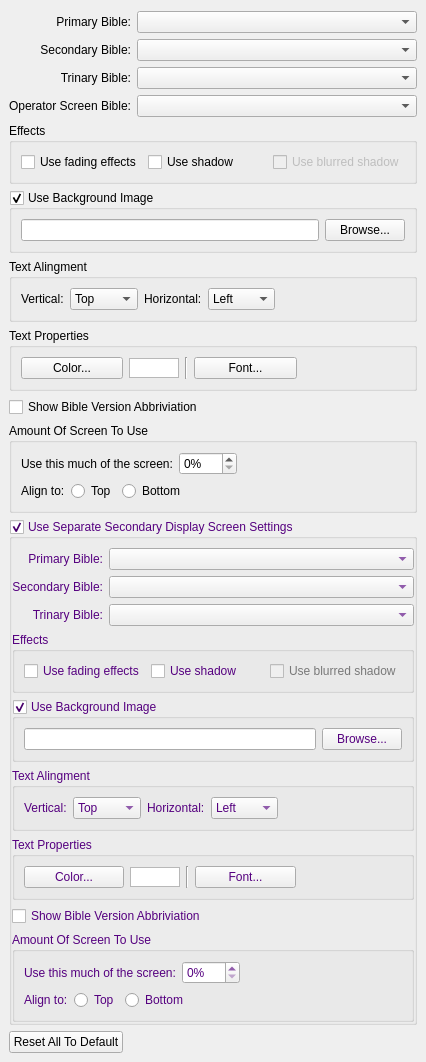
Before: the Qt Designer form src/biblesettingwidget.ui in SoftProjector/src, drawn with Qt 5.
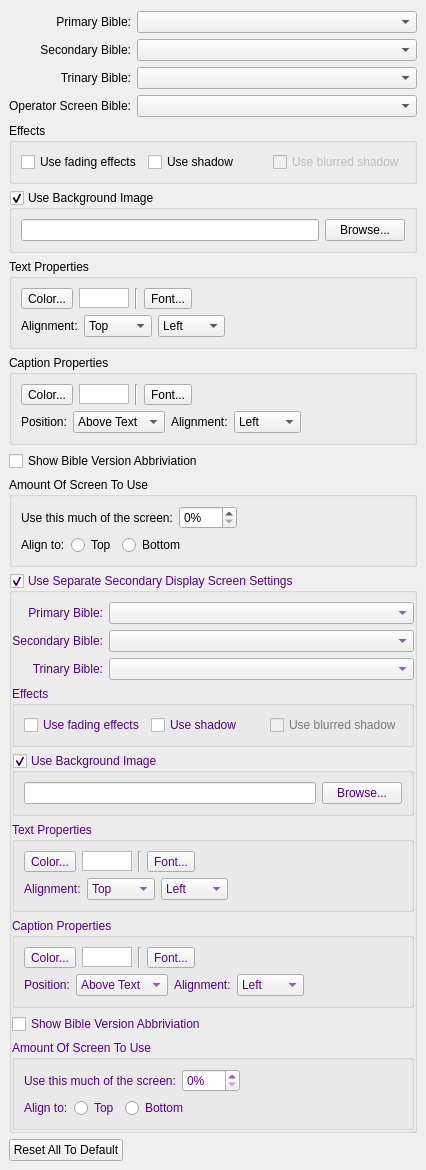
After: the same form once the commit is applied.

Commit message: Added new features to bible and songs Bible: font,color,location for caption Song: font,color,location for song info Song: font,color,type for song ending

The edit to the form file:
```diff
--- a/src/biblesettingwidget.ui
+++ b/src/biblesettingwidget.ui
@@ -7,7 +7,7 @@
     <x>0</x>
     <y>0</y>
     <width>426</width>
-    <height>969</height>
+    <height>1111</height>
    </rect>
   </property>
   <property name="windowTitle">
@@ -178,88 +178,16 @@
      </layout>
     </widget>
    </item>
-   <item>
-    <widget class="QGroupBox" name="groupBoxTextAlingment">
-     <property name="title">
-      <string>Text Alingment</string>
-     </property>
-     <layout class="QHBoxLayout" name="horizontalLayout_9">
-      <item>
-       <widget class="QLabel" name="labelVertical">
-        <property name="text">
-         <string>Vertical:</string>
-        </property>
-       </widget>
-      </item>
-      <item>
-       <widget class="QComboBox" name="comboBoxVerticalAling">
-        <item>
-         <property name="text">
-          <string>Top</string>
-         </property>
-        </item>
-        <item>
-         <property name="text">
-          <string>Middle</string>
-         </property>
-        </item>
-        <item>
-         <property name="text">
-          <string>Bottom</string>
-         </property>
-        </item>
-       </widget>
-      </item>
-      <item>
-       <widget class="QLabel" name="labelHorizontal">
-        <property name="text">
-         <string>Horizontal:</string>
-        </property>
-       </widget>
-      </item>
-      <item>
-       <widget class="QComboBox" name="comboBoxHorizontalAling">
-        <item>
-         <property name="text">
-          <string>Left</string>
-         </property>
-        </item>
-        <item>
-         <property name="text">
-          <string>Center</string>
-         </property>
-        </item>
-        <item>
-         <property name="text">
-          <string>Right</string>
-         </property>
-        </item>
-       </widget>
-      </item>
-      <item>
-       <spacer name="horizontalSpacer_5">
-        <property name="orientation">
-         <enum>Qt::Horizontal</enum>
-        </property>
-        <property name="sizeHint" stdset="0">
-         <size>
-          <width>152</width>
-          <height>20</height>
-         </size>
-        </property>
-       </spacer>
-      </item>
-     </layout>
-    </widget>
-   </item>
    <item>
     <widget class="QGroupBox" name="groupBoxTextProperties">
      <property name="title">
       <string>Text Properties</string>
      </property>
+     <layout class="QVBoxLayout" name="verticalLayout_3">
+      <item>
      <layout class="QHBoxLayout" name="horizontalLayout_6">
       <item>
-       <widget class="QPushButton" name="buttonTextColor">
+         <widget class="QToolButton" name="toolButtonTextColor">
         <property name="text">
          <string>Color...</string>
         </property>
@@ -295,7 +223,7 @@
        </widget>
       </item>
       <item>
-       <widget class="QPushButton" name="buttonFont">
+         <widget class="QToolButton" name="toolButtonTextFont">
         <property name="text">
          <string>Font...</string>
         </property>
@@ -315,6 +243,203 @@
        </widget>
       </item>
      </layout>
+      </item>
+      <item>
+       <layout class="QHBoxLayout" name="horizontalLayout_14">
+        <item>
+         <widget class="QLabel" name="labelTextAlign">
+          <property name="text">
+           <string>Alignment:</string>
+          </property>
+         </widget>
+        </item>
+        <item>
+         <widget class="QComboBox" name="comboBoxVerticalAling">
+          <item>
+           <property name="text">
+            <string>Top</string>
+           </property>
+          </item>
+          <item>
+           <property name="text">
+            <string>Middle</string>
+           </property>
+          </item>
+          <item>
+           <property name="text">
+            <string>Bottom</string>
+           </property>
+          </item>
+         </widget>
+        </item>
+        <item>
+         <widget class="QComboBox" name="comboBoxHorizontalAling">
+          <item>
+           <property name="text">
+            <string>Left</string>
+           </property>
+          </item>
+          <item>
+           <property name="text">
+            <string>Center</string>
+           </property>
+          </item>
+          <item>
+           <property name="text">
+            <string>Right</string>
+           </property>
+          </item>
+         </widget>
+        </item>
+        <item>
+         <spacer name="horizontalSpacer_8">
+          <property name="orientation">
+           <enum>Qt::Horizontal</enum>
+          </property>
+          <property name="sizeHint" stdset="0">
+           <size>
+            <width>40</width>
+            <height>20</height>
+           </size>
+          </property>
+         </spacer>
+        </item>
+       </layout>
+      </item>
+     </layout>
+    </widget>
+   </item>
+   <item>
+    <widget class="QGroupBox" name="groupBoxCaptionProperties">
+     <property name="title">
+      <string>Caption Properties</string>
+     </property>
+     <layout class="QVBoxLayout" name="verticalLayout_4">
+      <item>
+       <layout class="QHBoxLayout" name="horizontalLayout_9">
+        <item>
+         <widget class="QToolButton" name="toolButtonCaptionColor">
+          <property name="text">
+           <string>Color...</string>
+          </property>
+         </widget>
+        </item>
+        <item>
+         <widget class="QGraphicsView" name="graphicViewCaptionColor">
+          <property name="sizePolicy">
+           <sizepolicy hsizetype="Fixed" vsizetype="Fixed">
+            <horstretch>0</horstretch>
+            <verstretch>0</verstretch>
+           </sizepolicy>
+          </property>
+          <property name="minimumSize">
+           <size>
+            <width>50</width>
+            <height>20</height>
+           </size>
+          </property>
+          <property name="maximumSize">
+           <size>
+            <width>50</width>
+            <height>20</height>
+           </size>
+          </property>
+         </widget>
+        </item>
+        <item>
+         <widget class="Line" name="line_2">
+          <property name="orientation">
+           <enum>Qt::Vertical</enum>
+          </property>
+         </widget>
+        </item>
+        <item>
+         <widget class="QToolButton" name="toolButtonCaptionFont">
+          <property name="text">
+           <string>Font...</string>
+          </property>
+         </widget>
+        </item>
+        <item>
+         <widget class="QLabel" name="labelFontCaption">
+          <property name="sizePolicy">
+           <sizepolicy hsizetype="Minimum" vsizetype="Preferred">
+            <horstretch>0</horstretch>
+            <verstretch>0</verstretch>
+           </sizepolicy>
+          </property>
+          <property name="wordWrap">
+           <bool>true</bool>
+          </property>
+         </widget>
+        </item>
+       </layout>
+      </item>
+      <item>
+       <layout class="QHBoxLayout" name="horizontalLayout_15">
+        <item>
+         <widget class="QLabel" name="labelPosition">
+          <property name="text">
+           <string>Position:</string>
+          </property>
+         </widget>
+        </item>
+        <item>
+         <widget class="QComboBox" name="comboBoxCaptionPosition">
+          <item>
+           <property name="text">
+            <string>Above Text</string>
+           </property>
+          </item>
+          <item>
+           <property name="text">
+            <string>Below Text</string>
+           </property>
+          </item>
+         </widget>
+        </item>
+        <item>
+         <widget class="QLabel" name="labelCaptionAlign">
+          <property name="text">
+           <string>Alignment:</string>
+          </property>
+         </widget>
+        </item>
+        <item>
+         <widget class="QComboBox" name="comboBoxCaptionAlign">
+          <item>
+           <property name="text">
+            <string>Left</string>
+           </property>
+          </item>
+          <item>
+           <property name="text">
+            <string>Center</string>
+           </property>
+          </item>
+          <item>
+           <property name="text">
+            <string>Right</string>
+           </property>
+          </item>
+         </widget>
+        </item>
+        <item>
+         <spacer name="horizontalSpacer_5">
+          <property name="orientation">
+           <enum>Qt::Horizontal</enum>
+          </property>
+          <property name="sizeHint" stdset="0">
+           <size>
+            <width>40</width>
+            <height>20</height>
+           </size>
+          </property>
+         </spacer>
+        </item>
+       </layout>
+      </item>
+     </layout>
     </widget>
    </item>
    <item>
@@ -761,117 +886,6 @@
         </layout>
        </widget>
       </item>
-      <item>
-       <widget class="QGroupBox" name="groupBoxTextAlingment2">
-        <property name="palette">
-         <palette>
-          <active>
-           <colorrole role="WindowText">
-            <brush brushstyle="SolidPattern">
-             <color alpha="255">
-              <red>85</red>
-              <green>0</green>
-              <blue>127</blue>
-             </color>
-            </brush>
-           </colorrole>
-          </active>
-          <inactive>
-           <colorrole role="WindowText">
-            <brush brushstyle="SolidPattern">
-             <color alpha="255">
-              <red>85</red>
-              <green>0</green>
-              <blue>127</blue>
-             </color>
-            </brush>
-           </colorrole>
-          </inactive>
-          <disabled>
-           <colorrole role="WindowText">
-            <brush brushstyle="SolidPattern">
-             <color alpha="255">
-              <red>120</red>
-              <green>120</green>
-              <blue>120</blue>
-             </color>
-            </brush>
-           </colorrole>
-          </disabled>
-         </palette>
-        </property>
-        <property name="title">
-         <string>Text Alingment</string>
-        </property>
-        <layout class="QHBoxLayout" name="horizontalLayout_10">
-         <item>
-          <widget class="QLabel" name="labelVertical2">
-           <property name="text">
-            <string>Vertical:</string>
-           </property>
-          </widget>
-         </item>
-         <item>
-          <widget class="QComboBox" name="comboBoxVerticalAling2">
-           <item>
-            <property name="text">
-             <string>Top</string>
-            </property>
-           </item>
-           <item>
-            <property name="text">
-             <string>Middle</string>
-            </property>
-           </item>
-           <item>
-            <property name="text">
-             <string>Bottom</string>
-            </property>
-           </item>
-          </widget>
-         </item>
-         <item>
-          <widget class="QLabel" name="labelHorizontal2">
-           <property name="text">
-            <string>Horizontal:</string>
-           </property>
-          </widget>
-         </item>
-         <item>
-          <widget class="QComboBox" name="comboBoxHorizontalAling2">
-           <item>
-            <property name="text">
-             <string>Left</string>
-            </property>
-           </item>
-           <item>
-            <property name="text">
-             <string>Center</string>
-            </property>
-           </item>
-           <item>
-            <property name="text">
-             <string>Right</string>
-            </property>
-           </item>
-          </widget>
-         </item>
-         <item>
-          <spacer name="horizontalSpacer_6">
-           <property name="orientation">
-            <enum>Qt::Horizontal</enum>
-           </property>
-           <property name="sizeHint" stdset="0">
-            <size>
-             <width>152</width>
-             <height>20</height>
-            </size>
-           </property>
-          </spacer>
-         </item>
-        </layout>
-       </widget>
-      </item>
       <item>
        <widget class="QGroupBox" name="groupBoxTextProperties2">
         <property name="palette">
@@ -914,9 +928,11 @@
         <property name="title">
          <string>Text Properties</string>
         </property>
+        <layout class="QVBoxLayout" name="verticalLayout_5">
+         <item>
         <layout class="QHBoxLayout" name="horizontalLayout_7">
          <item>
-          <widget class="QPushButton" name="buttonTextColor2">
+            <widget class="QToolButton" name="toolButtonTextColor2">
            <property name="text">
             <string>Color...</string>
            </property>
@@ -952,7 +968,7 @@
           </widget>
          </item>
          <item>
-          <widget class="QPushButton" name="buttonFont2">
+            <widget class="QToolButton" name="toolButtonTextFont2">
            <property name="text">
             <string>Font...</string>
            </property>
@@ -972,6 +988,240 @@
           </widget>
          </item>
         </layout>
+         </item>
+         <item>
+          <layout class="QHBoxLayout" name="horizontalLayout_16">
+           <item>
+            <widget class="QLabel" name="labelTextAlign2">
+             <property name="text">
+              <string>Alignment:</string>
+             </property>
+            </widget>
+           </item>
+           <item>
+            <widget class="QComboBox" name="comboBoxVerticalAling2">
+             <item>
+              <property name="text">
+               <string>Top</string>
+              </property>
+             </item>
+             <item>
+              <property name="text">
+               <string>Middle</string>
+              </property>
+             </item>
+             <item>
+              <property name="text">
+               <string>Bottom</string>
+              </property>
+             </item>
+            </widget>
+           </item>
+           <item>
+            <widget class="QComboBox" name="comboBoxHorizontalAling2">
+             <item>
+              <property name="text">
+               <string>Left</string>
+              </property>
+             </item>
+             <item>
+              <property name="text">
+               <string>Center</string>
+              </property>
+             </item>
+             <item>
+              <property name="text">
+               <string>Right</string>
+              </property>
+             </item>
+            </widget>
+           </item>
+           <item>
+            <spacer name="horizontalSpacer_9">
+             <property name="orientation">
+              <enum>Qt::Horizontal</enum>
+             </property>
+             <property name="sizeHint" stdset="0">
+              <size>
+               <width>40</width>
+               <height>20</height>
+              </size>
+             </property>
+            </spacer>
+           </item>
+          </layout>
+         </item>
+        </layout>
+       </widget>
+      </item>
+      <item>
+       <widget class="QGroupBox" name="groupBoxCaptionProperties2">
+        <property name="palette">
+         <palette>
+          <active>
+           <colorrole role="WindowText">
+            <brush brushstyle="SolidPattern">
+             <color alpha="255">
+              <red>85</red>
+              <green>0</green>
+              <blue>127</blue>
+             </color>
+            </brush>
+           </colorrole>
+          </active>
+          <inactive>
+           <colorrole role="WindowText">
+            <brush brushstyle="SolidPattern">
+             <color alpha="255">
+              <red>85</red>
+              <green>0</green>
+              <blue>127</blue>
+             </color>
+            </brush>
+           </colorrole>
+          </inactive>
+          <disabled>
+           <colorrole role="WindowText">
+            <brush brushstyle="SolidPattern">
+             <color alpha="255">
+              <red>120</red>
+              <green>120</green>
+              <blue>120</blue>
+             </color>
+            </brush>
+           </colorrole>
+          </disabled>
+         </palette>
+        </property>
+        <property name="title">
+         <string>Caption Properties</string>
+        </property>
+        <layout class="QVBoxLayout" name="verticalLayout_6">
+         <item>
+          <layout class="QHBoxLayout" name="horizontalLayout_10">
+           <item>
+            <widget class="QToolButton" name="toolButtonCaptionColor2">
+             <property name="text">
+              <string>Color...</string>
+             </property>
+            </widget>
+           </item>
+           <item>
+            <widget class="QGraphicsView" name="graphicViewCaptionColor2">
+             <property name="sizePolicy">
+              <sizepolicy hsizetype="Fixed" vsizetype="Fixed">
+               <horstretch>0</horstretch>
+               <verstretch>0</verstretch>
+              </sizepolicy>
+             </property>
+             <property name="minimumSize">
+              <size>
+               <width>50</width>
+               <height>20</height>
+              </size>
+             </property>
+             <property name="maximumSize">
+              <size>
+               <width>50</width>
+               <height>20</height>
+              </size>
+             </property>
+            </widget>
+           </item>
+           <item>
+            <widget class="Line" name="line_3">
+             <property name="orientation">
+              <enum>Qt::Vertical</enum>
+             </property>
+            </widget>
+           </item>
+           <item>
+            <widget class="QToolButton" name="toolButtonCaptionFont2">
+             <property name="text">
+              <string>Font...</string>
+             </property>
+            </widget>
+           </item>
+           <item>
+            <widget class="QLabel" name="labelFontCaption2">
+             <property name="sizePolicy">
+              <sizepolicy hsizetype="Minimum" vsizetype="Preferred">
+               <horstretch>0</horstretch>
+               <verstretch>0</verstretch>
+              </sizepolicy>
+             </property>
+             <property name="wordWrap">
+              <bool>true</bool>
+             </property>
+            </widget>
+           </item>
+          </layout>
+         </item>
+         <item>
+          <layout class="QHBoxLayout" name="horizontalLayout_17">
+           <item>
+            <widget class="QLabel" name="labelPosition2">
+             <property name="text">
+              <string>Position:</string>
+             </property>
+            </widget>
+           </item>
+           <item>
+            <widget class="QComboBox" name="comboBoxCaptionPosition2">
+             <item>
+              <property name="text">
+               <string>Above Text</string>
+              </property>
+             </item>
+             <item>
+              <property name="text">
+               <string>Below Text</string>
+              </property>
+             </item>
+            </widget>
+           </item>
+           <item>
+            <widget class="QLabel" name="labelCaptionAlign2">
+             <property name="text">
+              <string>Alignment:</string>
+             </property>
+            </widget>
+           </item>
+           <item>
+            <widget class="QComboBox" name="comboBoxCaptionAlign2">
+             <item>
+              <property name="text">
+               <string>Left</string>
+              </property>
+             </item>
+             <item>
+              <property name="text">
+               <string>Center</string>
+              </property>
+             </item>
+             <item>
+              <property name="text">
+               <string>Right</string>
+              </property>
+             </item>
+            </widget>
+           </item>
+           <item>
+            <spacer name="horizontalSpacer_6">
+             <property name="orientation">
+              <enum>Qt::Horizontal</enum>
+             </property>
+             <property name="sizeHint" stdset="0">
+              <size>
+               <width>40</width>
+               <height>20</height>
+              </size>
+             </property>
+            </spacer>
+           </item>
+          </layout>
+         </item>
+        </layout>
        </widget>
       </item>
       <item>
```
Left out of the diff: 13 changed lines with no effect on the pictures. Lines whose indentation alone changed are shown as unchanged. The commit also changes 12 other files.
